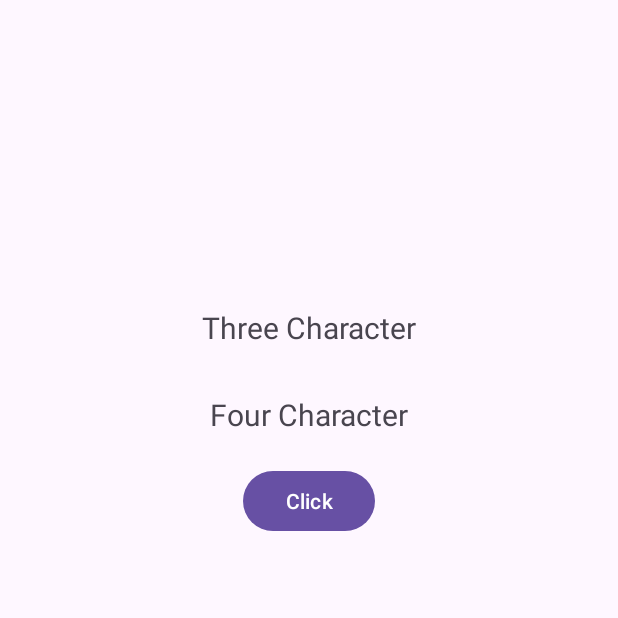
After one commit to 48Shruti/Viewbuilder, an Android app: the CustomDialog screen opened directly, with no data from a screen before it, on a phone screen of 412 x 824 dp, the top half of it. The commit adds this screen. Run offline under Robolectric (Android 15) with nearby library versions, the phone set to English and light mode, and no system bars.

Commit message:
Random character
Add randomly three and four characters in test view using Alert dialog

```diff
--- a/app/build.gradle
+++ b/app/build.gradle
@@ -31,7 +31,7 @@ android {
         jvmTarget = '1.8'
     }
     buildFeatures {
-      viewBinding = true
+        viewBinding = true
     }
 }
 
--- a/app/src/main/AndroidManifest.xml
+++ b/app/src/main/AndroidManifest.xml
@@ -13,6 +13,9 @@
         android:theme="@style/Theme.Viewbuilder"
         tools:targetApi="31">
         <activity
+            android:name=".CustomDialog"
+            android:exported="false" />
+        <activity
             android:name=".MainActivity"
             android:exported="true">
             <intent-filter>
--- /dev/null
+++ b/app/src/main/java/com/shruti/viewbuilder/CustomDialog.kt
@@ -0,0 +1,44 @@
+package com.shruti.viewbuilder
+
+
+import android.app.Dialog
+import androidx.appcompat.app.AppCompatActivity
+import android.os.Bundle
+import android.os.PersistableBundle
+import android.widget.TextView
+import android.widget.Toast
+import androidx.appcompat.app.AlertDialog
+import com.shruti.viewbuilder.databinding.ActivityCustomDialogBinding
+import org.w3c.dom.Text
+
+class CustomDialog : AppCompatActivity() {
+     lateinit var binding :ActivityCustomDialogBinding
+    override fun onCreate(savedInstanceState: Bundle?) {
+        super.onCreate(savedInstanceState)
+        binding = ActivityCustomDialogBinding.inflate(layoutInflater)
+        setContentView(binding.root)
+        binding.btclick.setOnClickListener {
+        AlertDialog.Builder(this )
+            .setTitle("Add char")
+            .setMessage("Do you want to add char ")
+            .setPositiveButton("Add 3 char"){_,_ ->
+             Toast.makeText(this,"Random three numbers ",Toast.LENGTH_SHORT).show()
+            for (i in 0..2){
+                val randomchar = ('a'..'z').random()
+                binding.tvthreechar.setText(binding.tvthreechar?.text.toString()+ randomchar?.toString())
+            }
+            }
+            .setNegativeButton("Add 4 char"){_,_,->
+                Toast.makeText(this,"add four char",Toast.LENGTH_SHORT).show()
+                for (i in 0..2){
+                    val randomchar1 = ('a'..'z').random()
+                    binding.tvfourchar.setText(binding.tvfourchar?.text.toString()+ randomchar1?.toString())
+                }
+            }
+            .setNeutralButton("Cancel"){_,_,->
+                Toast.makeText(this,"Cancel to add three  and four random character",Toast.LENGTH_SHORT).show()
+            }
+            .show()
+    }
+    }
+}
--- a/app/src/main/java/com/shruti/viewbuilder/MainActivity.kt
+++ b/app/src/main/java/com/shruti/viewbuilder/MainActivity.kt
@@ -1,6 +1,7 @@
 package com.shruti.viewbuilder
 
 import android.app.Dialog
+import android.content.Intent
 import androidx.appcompat.app.AppCompatActivity
 import android.os.Bundle
 import android.widget.Button
@@ -53,5 +54,10 @@ class MainActivity : AppCompatActivity() {
                  .setCancelable(false)
              . show()
              }
+        binding.btnext.setOnClickListener {
+            val intent = Intent(this , CustomDialog::class.java)
+           startActivity(intent)
+
+        }
          }
         }
--- /dev/null
+++ b/app/src/main/res/layout/activity_custom_dialog.xml
@@ -0,0 +1,75 @@
+<?xml version="1.0" encoding="utf-8"?>
+<androidx.constraintlayout.widget.ConstraintLayout xmlns:android="http://schemas.android.com/apk/res/android"
+    xmlns:app="http://schemas.android.com/apk/res-auto"
+    xmlns:tools="http://schemas.android.com/tools"
+    android:layout_width="match_parent"
+    android:layout_height="match_parent"
+    tools:context=".CustomDialog">
+    <androidx.constraintlayout.widget.Guideline
+        android:layout_width="wrap_content"
+        android:layout_height="wrap_content"
+        app:layout_constraintGuide_percent=".3"
+        android:orientation="horizontal"
+        android:id="@+id/guide_h_30"/>
+    <androidx.constraintlayout.widget.Guideline
+        android:layout_width="wrap_content"
+        android:layout_height="wrap_content"
+        app:layout_constraintGuide_percent=".23"
+        android:id="@+id/guide_h_23"
+        android:orientation="horizontal"/>
+    <androidx.constraintlayout.widget.Guideline
+        android:layout_width="wrap_content"
+        android:layout_height="wrap_content"
+        app:layout_constraintGuide_percent=".30"
+        android:orientation="vertical"
+        android:id="@+id/guide_v_30"/>
+    <androidx.constraintlayout.widget.Guideline
+        android:layout_width="wrap_content"
+        android:layout_height="wrap_content"
+        app:layout_constraintGuide_percent=".70"
+        android:orientation="vertical"
+        android:id="@+id/guide_v_70"/>
+    <androidx.constraintlayout.widget.Guideline
+        android:layout_width="wrap_content"
+        android:layout_height="wrap_content"
+        android:orientation="horizontal"
+        app:layout_constraintGuide_percent=".37"
+        android:id="@+id/guide_h_37"/>
+    <androidx.constraintlayout.widget.Guideline
+        android:layout_width="wrap_content"
+        android:layout_height="wrap_content"
+        app:layout_constraintGuide_percent=".44"
+        android:orientation="horizontal"
+        android:id="@+id/guide_h_44"/>
+    <TextView
+        android:layout_width="wrap_content"
+        android:layout_height="wrap_content"
+        android:id="@+id/tvthreechar"
+        android:text="@string/three"
+        app:layout_constraintStart_toStartOf="@id/guide_v_30"
+        app:layout_constraintEnd_toEndOf="@id/guide_v_70"
+        app:layout_constraintTop_toTopOf="@id/guide_h_23"
+        app:layout_constraintBottom_toBottomOf="@id/guide_h_30"
+        android:textSize="@dimen/three"
+        />
+    <TextView
+        android:layout_width="wrap_content"
+        android:layout_height="wrap_content"
+        android:id="@+id/tvfourchar"
+        android:text="@string/four"
+        app:layout_constraintTop_toTopOf="@id/guide_h_30"
+        app:layout_constraintBottom_toBottomOf="@id/guide_h_37"
+        app:layout_constraintStart_toStartOf="@id/guide_v_30"
+        app:layout_constraintEnd_toEndOf="@id/guide_v_70"
+        android:textSize="@dimen/four"/>
+    <Button
+        android:layout_width="wrap_content"
+        android:layout_height="wrap_content"
+        android:id="@+id/btclick"
+        android:text="@string/click"
+        app:layout_constraintTop_toTopOf="@id/guide_h_37"
+        app:layout_constraintEnd_toEndOf="@id/guide_v_70"
+        app:layout_constraintStart_toStartOf="@id/guide_v_30"
+        app:layout_constraintBottom_toBottomOf="@id/guide_h_44"
+        />
+</androidx.constraintlayout.widget.ConstraintLayout>
--- a/app/src/main/res/layout/activity_main.xml
+++ b/app/src/main/res/layout/activity_main.xml
@@ -7,15 +7,14 @@
     android:orientation="vertical"
     tools:context=".MainActivity">
 
-  <TextView
+    <TextView
       android:layout_width="wrap_content"
       android:layout_height="wrap_content"
       android:text="@string/name"
       android:layout_marginTop="50dp"
       android:layout_marginStart="80dp"
       android:id="@+id/tvname"
-      android:textSize="30sp"
-      />
+      android:textSize="30sp" />
     <TextView
         android:layout_width="wrap_content"
         android:layout_height="wrap_content"
@@ -39,4 +38,12 @@
         android:layout_marginStart="145dp"
         android:layout_marginTop="40dp"
         android:id="@+id/btdelete"/>
+    <Button
+      android:layout_width="wrap_content"
+      android:layout_height="wrap_content"
+      android:text="@string/next"
+      android:layout_marginStart="140dp"
+      android:layout_marginTop="40dp"
+      android:id="@+id/btnext"
+      />
 </LinearLayout>
--- /dev/null
+++ b/app/src/main/res/values/dimens.xml
@@ -0,0 +1,5 @@
+<?xml version="1.0" encoding="utf-8"?>
+<resources>
+    <dimen name="three">20sp</dimen>
+    <dimen name="four">20sp</dimen>
+</resources>
--- a/app/src/main/res/values/strings.xml
+++ b/app/src/main/res/values/strings.xml
@@ -7,4 +7,8 @@
     <string name="etname">Enter your name</string>
     <string name="etroll">Enter your roll number</string>
     <string name="done">Done</string>
+    <string name="click">\Click</string>
+    <string name="three">Three Character</string>
+    <string name="four">Four Character</string>
+    <string name="next">Next</string>
 </resources>
```
